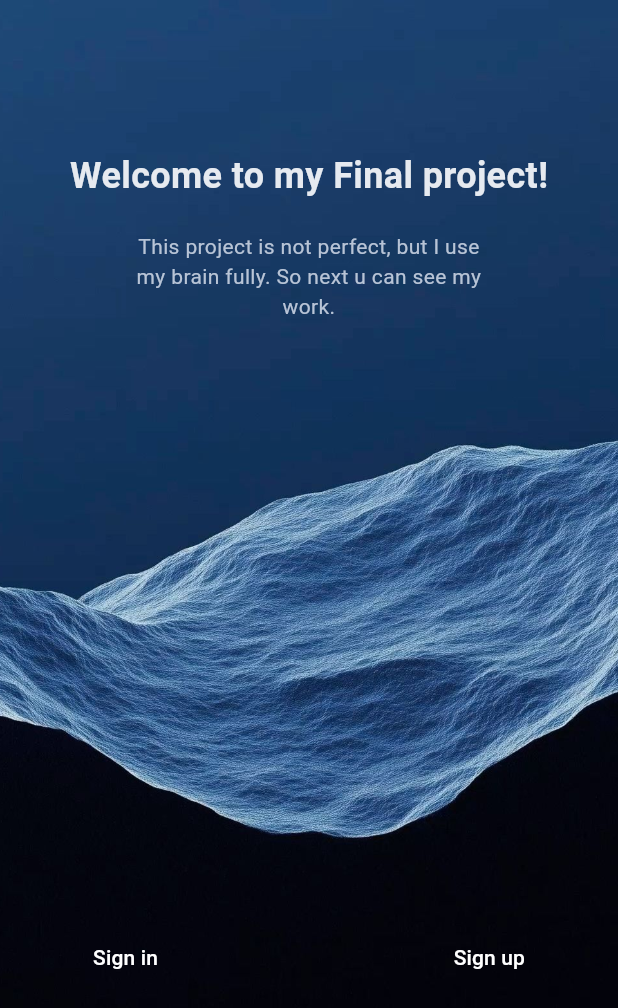
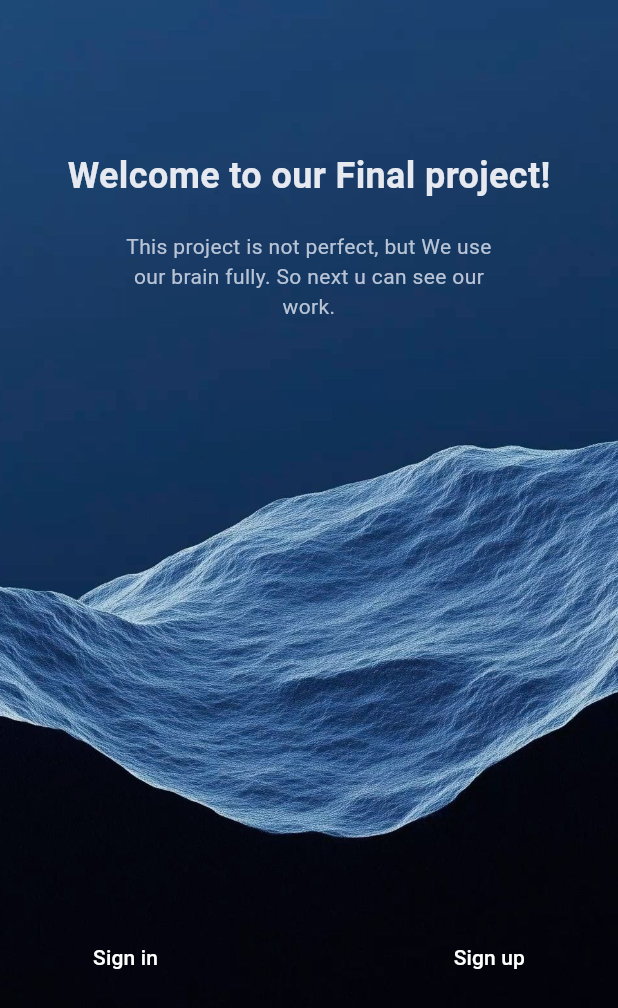
Before and after one commit to Aibeg1m/Final_project, a Flutter app: the screen it shows after launch, on a phone screen of 412 x 824 dp. Shown: the top 1008 px of the screen. Run offline on Flutter 3.47's test engine with Material 3 defaults, Android fonts, the phone set to English and light mode, and no system bars; our stand-ins replace cloud_firestore, firebase_auth, firebase_core, youtube_player_flutter; accounts and stored records are empty; Roboto replaces fonts that are missing (Popins).

Commit message:
Update project

```diff
--- a/lib/pages/first_login.dart
+++ b/lib/pages/first_login.dart
@@ -20,7 +20,7 @@ class FirstLogin extends StatelessWidget {
                   alignment: Alignment.center,
                   width: 450,
                   child: Text(
-                    "Welcome to my Final project!",
+                    "Welcome to our Final project!",
                     style: TextStyle(
                       fontSize: 24,
                       color: Color(0xFFE6EAF0),
@@ -34,7 +34,7 @@ class FirstLogin extends StatelessWidget {
                   alignment: Alignment.center,
                   width: 250,
                   child: Text(
-                    "This project is not perfect, but I use my brain fully. So next u can see my work.",
+                    "This project is not perfect, but We use our brain fully. So next u can see our work.",
                     textAlign: TextAlign.center,
                     style: TextStyle(
                       color: Color(0xFFB8C4D6),
```
Also changed, not shown: 1 other file.
